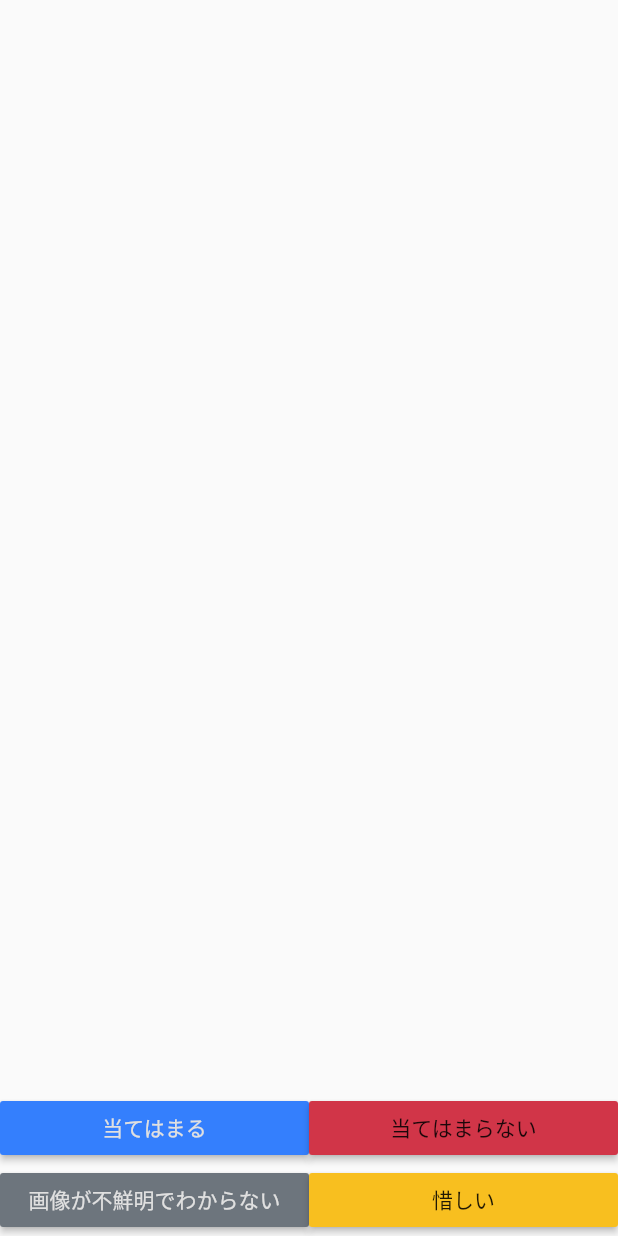
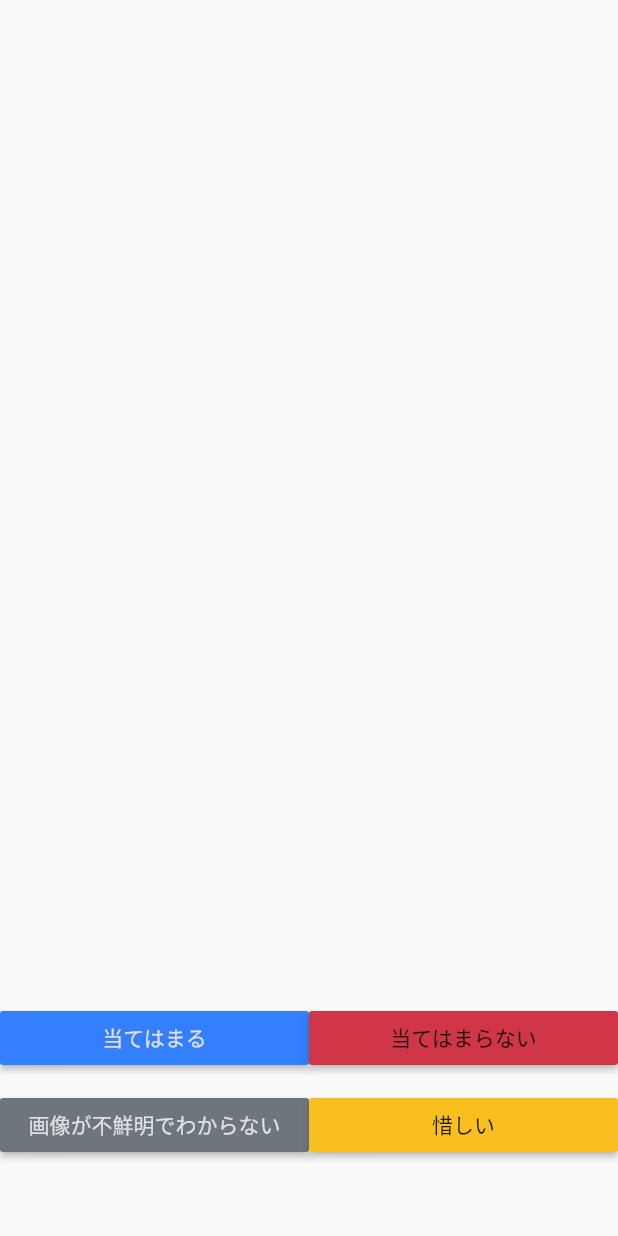
Before and after one commit to penguinwokrs/annotation_client_flutter, a Flutter app: the AnswerForm widget shown alone on an empty page, opened directly, on a phone screen of 412 x 824 dp. Run offline on Flutter 3.47's test engine with Material 2 defaults, Android fonts, the phone set to English and light mode, and no system bars; network calls fail.

Commit message:
Package organization

```diff
--- a/lib/answer_form.dart
+++ /dev/null
@@ -1,62 +0,0 @@
-import 'package:flutter/material.dart';
-
-class AnswerForm extends StatefulWidget {
-  @override
-  _AnswerFormState createState() => _AnswerFormState();
-}
-
-class _AnswerFormState extends State<AnswerForm> {
-  @override
-  Widget build(BuildContext context) {
-    return Expanded(
-      flex: 1,
-      child: Column(
-        mainAxisAlignment: MainAxisAlignment.end,
-        children: <Widget>[
-          Row(children: <Widget>[
-            Expanded(
-              child: RaisedButton(
-                onPressed: buttonPressed,
-                color: const Color(0xFF347ffd),
-                child: Text(
-                  "当てはまる",
-                  style: TextStyle(
-                    color: const Color(0xFFe0e0e0),
-                  ),
-                ),
-              ),
-            ),
-            Expanded(
-              child: RaisedButton(
-                onPressed: buttonPressed,
-                color: const Color(0xFFd13548),
-                child: Text("当てはまらない"),
-              ),
-            ),
-          ]),
-          Row(children: <Widget>[
-            Expanded(
-              child: RaisedButton(
-                onPressed: buttonPressed,
-                color: const Color(0xFF6d757d),
-                child: Text(
-                  "画像が不鮮明でわからない",
-                  style: TextStyle(color: const Color(0xFFe0e0e0)),
-                ),
-              ),
-            ),
-            Expanded(
-              child: RaisedButton(
-                onPressed: buttonPressed,
-                color: const Color(0xFFf8bf1f),
-                child: Text("惜しい"),
-              ),
-            ),
-          ]),
-        ],
-      ),
-    );
-  }
-
-  void buttonPressed() {}
-}
--- a/lib/main.dart
+++ b/lib/main.dart
@@ -1,4 +1,4 @@
-import 'package:annotation_client_flutter/annotation_screen.dart';
+import 'package:annotation_client_flutter/pages/annotation_page/annotation_page.dart';
 import 'package:flutter/material.dart';
 
 void main() => runApp(MyApp());
@@ -14,7 +14,7 @@ class MyApp extends StatelessWidget {
       ),
       initialRoute: '/',
       routes: {
-        '/': (context) => AnnotationScreen(),
+        '/': (context) => AnnotationPage(),
       },
     );
   }
--- a/lib/annotation_screen.dart
+++ b/lib/pages/annotation_page/annotation_page.dart
@@ -1,8 +1,8 @@
-import 'package:annotation_client_flutter/answer_form.dart';
-import 'package:annotation_client_flutter/image_viewer.dart';
+import 'package:annotation_client_flutter/pages/annotation_page/answer_form.dart';
+import 'package:annotation_client_flutter/pages/annotation_page/image_viewer.dart';
 import 'package:flutter/material.dart';
 
-class AnnotationScreen extends StatelessWidget {
+class AnnotationPage extends StatelessWidget {
   @override
   Widget build(BuildContext context) {
     return Scaffold(
--- /dev/null
+++ b/lib/pages/annotation_page/answer_form.dart
@@ -0,0 +1,68 @@
+import 'package:flutter/material.dart';
+
+class AnswerForm extends StatefulWidget {
+  @override
+  _AnswerFormState createState() => _AnswerFormState();
+}
+
+class _AnswerFormState extends State<AnswerForm> {
+  @override
+  Widget build(BuildContext context) {
+    return Expanded(
+      flex: 1,
+      child: Column(
+        mainAxisAlignment: MainAxisAlignment.end,
+        children: <Widget>[
+          Padding(
+            padding: EdgeInsets.only(bottom: 10.0),
+            child: Row(children: <Widget>[
+              Expanded(
+                child: RaisedButton(
+                  onPressed: buttonPressed,
+                  color: const Color(0xFF347ffd),
+                  child: Text(
+                    "当てはまる",
+                    style: TextStyle(
+                      color: const Color(0xFFe0e0e0),
+                    ),
+                  ),
+                ),
+              ),
+              Expanded(
+                child: RaisedButton(
+                  onPressed: buttonPressed,
+                  color: const Color(0xFFd13548),
+                  child: Text("当てはまらない"),
+                ),
+              ),
+            ]),
+          ),
+          Padding(
+            padding: EdgeInsets.only(bottom: 50.0),
+            child: Row(children: <Widget>[
+              Expanded(
+                child: RaisedButton(
+                  onPressed: buttonPressed,
+                  color: const Color(0xFF6d757d),
+                  child: Text(
+                    "画像が不鮮明でわからない",
+                    style: TextStyle(color: const Color(0xFFe0e0e0)),
+                  ),
+                ),
+              ),
+              Expanded(
+                child: RaisedButton(
+                  onPressed: buttonPressed,
+                  color: const Color(0xFFf8bf1f),
+                  child: Text("惜しい"),
+                ),
+              ),
+            ]),
+          ),
+        ],
+      ),
+    );
+  }
+
+  void buttonPressed() {}
+}
```
Also changed, not shown: lib/pages/annotation_page/image_viewer.dart (renamed from lib/image_viewer.dart).
